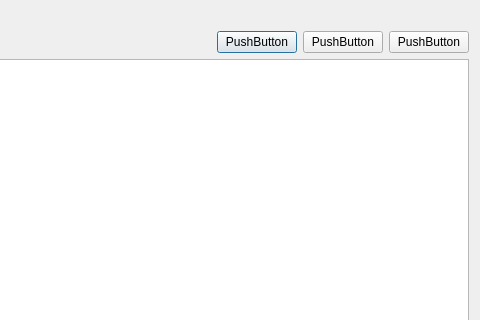
iliner23/openRadar, file searchresult.ui: the form before one commit; both pictures show x 215 to 695 and y 0 to 320 of the 695 by 575 pixel window.
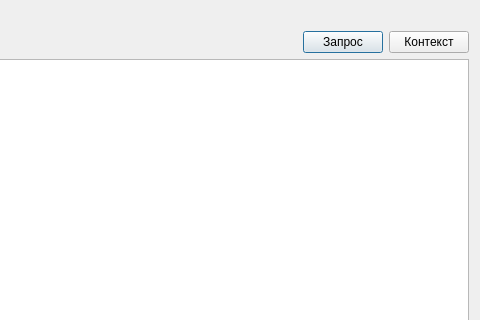
The form after the commit.

What changed in the file:
```diff
--- a/searchresult.ui
+++ b/searchresult.ui
@@ -48,21 +48,14 @@
        <item>
         <widget class="QPushButton" name="pushButton_2">
          <property name="text">
-          <string>PushButton</string>
+          <string>Запрос</string>
          </property>
         </widget>
        </item>
        <item>
         <widget class="QPushButton" name="pushButton">
          <property name="text">
-          <string>PushButton</string>
-         </property>
-        </widget>
-       </item>
-       <item>
-        <widget class="QPushButton" name="pushButton_3">
-         <property name="text">
-          <string>PushButton</string>
+          <string>Контекст</string>
          </property>
         </widget>
        </item>
```
Left out of the diff: 35 changed lines with no effect on the pictures.
